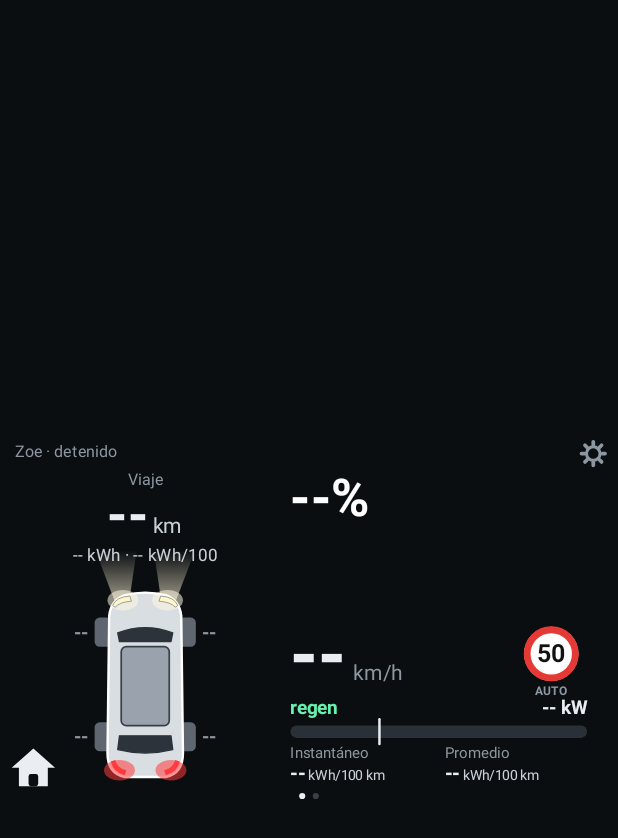
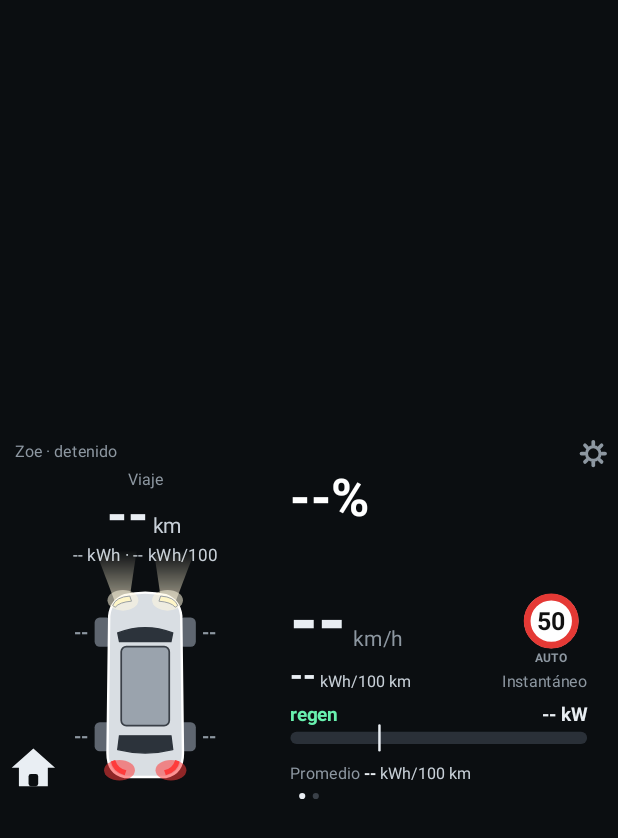
Before and after one commit to Esantiagohl01/Zoe-SOC, an Android app: the MainActivity screen opened directly, with no data from a screen before it, on a phone screen of 412 x 824 dp. Shown: the top 838 px of the screen. Run offline under Robolectric (Android 15) with nearby library versions, the phone set to English and light mode, and no system bars.

Commit message:
2.9: consumo instantáneo grande bajo la velocidad (suavizado 3 s), promedio abajo
Co-Authored-By: Claude Opus 5.5 <noreply@anthropic.com>
Claude-Session: https://claude.ai/code/session_01SuFhDX9GspYJBJVe4hEraS

```diff
--- a/app/build.gradle.kts
+++ b/app/build.gradle.kts
@@ -11,8 +11,8 @@ android {
         applicationId = "com.zoesoc"
         minSdk = 26
         targetSdk = 34
-        versionCode = 15
-        versionName = "2.8"
+        versionCode = 16
+        versionName = "2.9"
     }
 
     // Llave fija para que cada versión nueva se instale encima de la anterior
--- a/app/src/main/java/com/zoesoc/DashView.kt
+++ b/app/src/main/java/com/zoesoc/DashView.kt
@@ -290,35 +290,49 @@ class DashView(ctx: Context) : View(ctx) {
         } else {
             val sp = speed(d)
             val st = sp?.let { Fmt.f(it, 0) } ?: "--"
-            txt(c, st, x0, 400f, 116f, if (limiter.over) Colors.AMBER else textC, true)
-            txt(c, "km/h", x0 + tw(st, 116f, true) + 12f, 400f, 34f, dimC)
+            txt(c, st, x0, 345f, 116f, if (limiter.over) Colors.AMBER else textC, true)
+            txt(c, "km/h", x0 + tw(st, 116f, true) + 12f, 345f, 34f, dimC)
             drawLimitSign(c)
+            // Consumo instantáneo grande, justo debajo de la velocidad (suavizado a 3 s).
+            val inst = if (live(d)) smoothInst(d) else null
+            val iv = inst?.let { Fmt.f(it, 1) } ?: "--"
+            txt(c, iv, x0, 412f, 54f, textC, true)
+            txt(c, " kWh/100 km", x0 + tw(iv, 54f, true), 412f, 26f, 0xFFC8D0D8.toInt())
+            txt(c, "Instantáneo", bx1, 412f, 26f, dimC, align = Paint.Align.RIGHT)
             val pw = power(d)
-            txt(c, "regen", bx0, 456f, 30f, Colors.GREEN, true)
-            txt(c, pw?.let { Fmt.f(it, 1) + " kW" } ?: "-- kW", bx1, 456f, 30f, textC, true, Paint.Align.RIGHT)
+            txt(c, "regen", bx0, 466f, 30f, Colors.GREEN, true)
+            txt(c, pw?.let { Fmt.f(it, 1) + " kW" } ?: "-- kW", bx1, 466f, 30f, textC, true, Paint.Align.RIGHT)
             fill.color = 0xFF2A3038.toInt()
-            c.drawRoundRect(bx0, 474f, bx1, 494f, 10f, 10f, fill)
+            c.drawRoundRect(bx0, 484f, bx1, 504f, 10f, 10f, fill)
             // Escala −30 kW (regeneración) a +70 kW: el cero queda al 30 %.
             val zx = bx0 + (bx1 - bx0) * 0.30f
             if (pw != null) {
                 val vx = bx0 + (bx1 - bx0) * (((pw + 30) / 100).coerceIn(0.0, 1.0)).toFloat()
                 fill.color = if (pw < 0) Colors.GREEN else lightC
-                c.drawRoundRect(min(zx, vx), 476f, maxOf(zx, vx), 494f, 9f, 9f, fill)
+                c.drawRoundRect(min(zx, vx), 486f, maxOf(zx, vx), 504f, 9f, 9f, fill)
             }
             line.strokeWidth = 4f; line.color = textC
-            c.drawLine(zx, 464f, zx, 504f, line)
-            val inst = if (live(d)) d?.instantConsumption?.let { Fmt.f(it, 1) } else null
-            val avg = d?.avgConsumption?.let { Fmt.f(it, 1) }
-            // Consumo con unidades: dos bloques "Instantáneo" y "Promedio".
-            fun cons(x: Float, label: String, v: String?) {
-                txt(c, label, x, 526f, 24f, dimC)
-                val vs = v ?: "--"
-                txt(c, vs, x, 562f, 32f, textC, true)
-                txt(c, " kWh/100 km", x + tw(vs, 32f, true), 562f, 22f, 0xFFC8D0D8.toInt())
-            }
-            cons(x0, "Instantáneo", inst)
-            cons(x0 + 250f, "Promedio", avg)
+            c.drawLine(zx, 474f, zx, 514f, line)
+            // Promedio: una sola línea discreta al final.
+            var px = x0
+            txt(c, "Promedio ", px, 560f, 26f, dimC); px += tw("Promedio ", 26f, false)
+            val avg = d?.avgConsumption?.let { Fmt.f(it, 1) } ?: "--"
+            txt(c, avg, px, 560f, 26f, textC, true); px += tw(avg, 26f, true)
+            txt(c, " kWh/100 km", px, 560f, 26f, 0xFFC8D0D8.toInt())
         }
+    }
+
+    /** Promedio móvil de los últimos 3 s del consumo instantáneo, para que no salte tanto. */
+    private val instBuf = ArrayDeque<Pair<Long, Double>>()
+    private var instLastTs = 0L
+    private fun smoothInst(d: ZoeData?): Double? {
+        val v = d?.instantConsumption
+        if (d == null || v == null) { instBuf.clear(); return null }
+        val now = System.currentTimeMillis()
+        if (d.fastTime != instLastTs) { instLastTs = d.fastTime; instBuf.addLast(d.fastTime to v) }
+        while (instBuf.isNotEmpty() && now - instBuf.first().first > 3_000L) instBuf.removeFirst()
+        if (instBuf.isEmpty()) return v
+        return instBuf.sumOf { it.second } / instBuf.size
     }
 
     /** Página 2: salud de la batería, llantas y cargas. */
@@ -470,7 +484,7 @@ class DashView(ctx: Context) : View(ctx) {
         const val PHONE_X = 418f
         /** Señal del limitador, a la derecha de la velocidad. */
         const val SIGN_X = 892f
-        const val SIGN_Y = 358f
+        const val SIGN_Y = 305f
     }
 
     override fun onTouchEvent(event: MotionEvent): Boolean {
```
